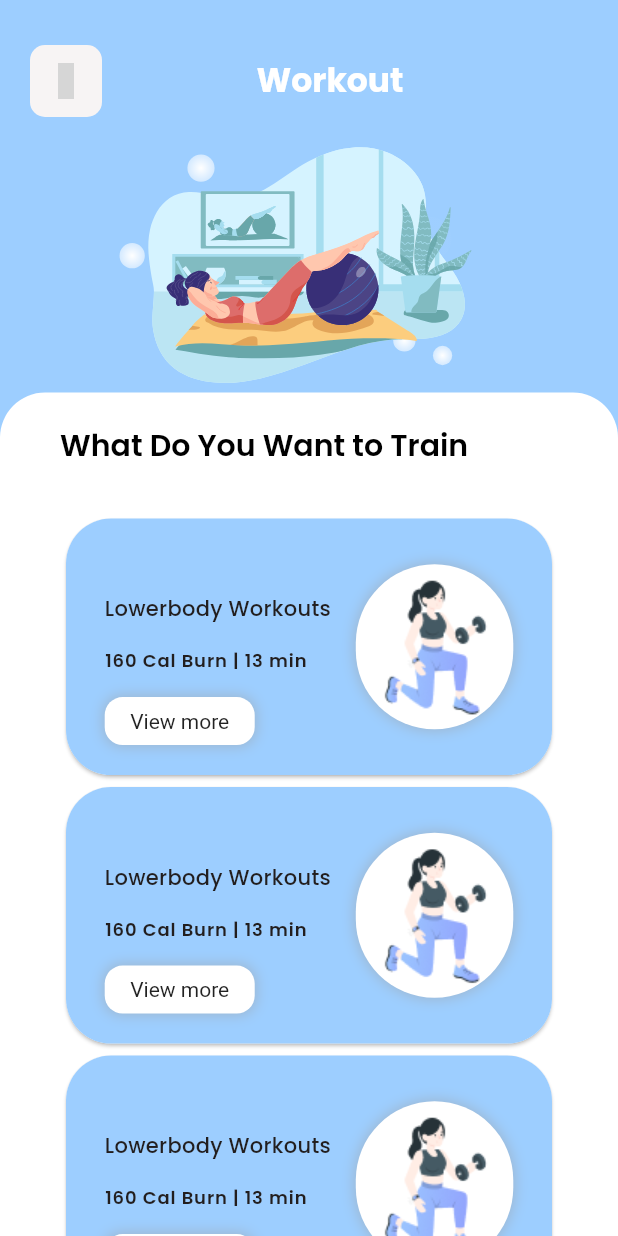
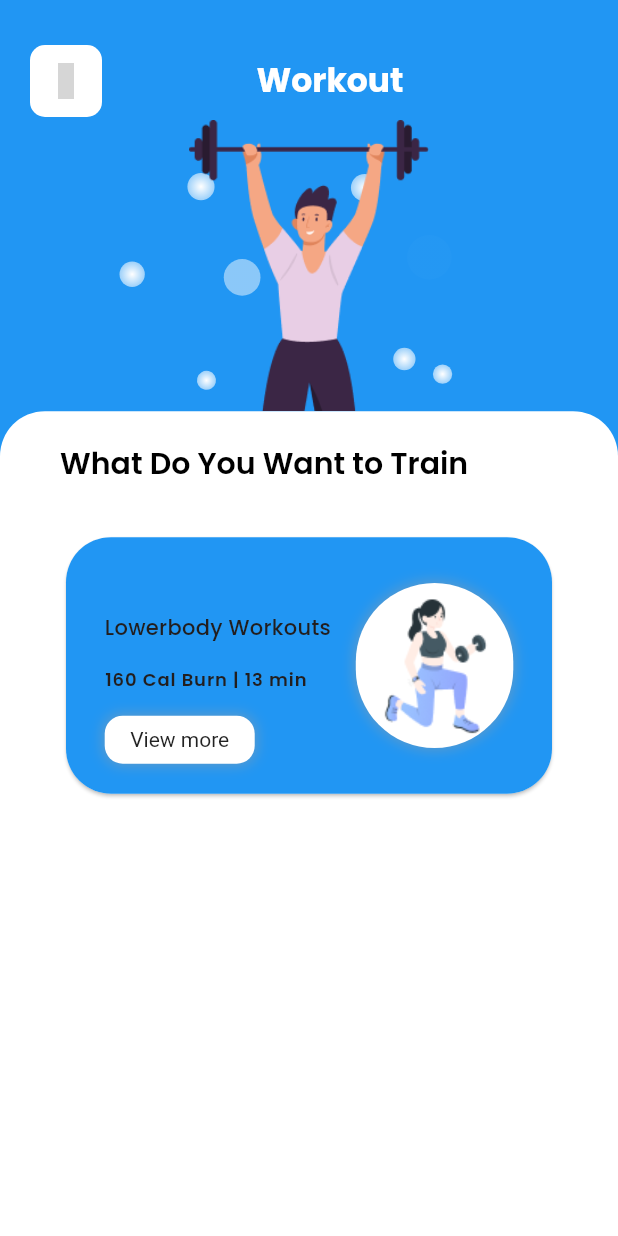
Before and after one commit to shakeerk123/FitlifePro, a Flutter app: the WorkoutScreen screen opened directly, on a phone screen of 412 x 824 dp. Run offline on Flutter 3.47's test engine with Material 2 defaults, Android fonts, the phone set to English and light mode, and no system bars; our stand-ins replace carousel_slider, fl_chart, get, google_nav_bar, iconly, lottie and 1 more; missing offline and left inert: intro_screen_onboarding_flutter; grey boxes are pictures that could not be loaded.

```diff
--- a/lib/app/view/register/success_registration.dart
+++ b/lib/app/view/register/view/success_registration.dart
@@ -2,8 +2,8 @@ import 'package:fitness_app/app/view/home/homepage.dart';
 import 'package:fitness_app/utils/path_constants.dart';
 import 'package:flutter/material.dart';
 import 'package:get/get.dart';
-import '../../../utils/color.dart';
-import '../../../utils/text_constanst.dart';
+import '../../../../utils/color.dart';
+import '../../../../utils/text_constanst.dart';
 
 
 class SuccessRegistrationScreen extends StatelessWidget {
--- a/lib/app/view/workout_tracker/workouttracker_screen.dart
+++ b/lib/app/view/workout_tracker/workouttracker_screen.dart
@@ -1,6 +1,5 @@
+import 'package:fitness_app/app/view/Gnav/gnav_navigation.dart';
 import 'package:fitness_app/app/view/home/homepage.dart';
-import 'package:fitness_app/utils/color.dart';
-
 import 'package:fitness_app/utils/text_constanst.dart';
 import 'package:flutter/material.dart';
 import 'package:get/get.dart';
@@ -11,30 +10,27 @@ import '../../../utils/path_constants.dart';
 import '../../../widgets/home_widgets/homepagemaincard.dart';
 
 class WorkoutScreen extends StatelessWidget {
-  const WorkoutScreen({super.key});
+  const WorkoutScreen({Key? key}) : super(key: key);
 
   @override
   Widget build(BuildContext context) {
-    return SafeArea(
-      child: Scaffold(
-
-        backgroundColor: FitnessAppColors.logoColor2,
+    return Scaffold(
+      backgroundColor: Colors.blue, // Replace with your desired background color
       body: Column(
         children: [
           Stack(
             children: [
               Padding(
-                  padding: const EdgeInsets.only(top: 90, left: 45, right: 45),
+                padding: const EdgeInsets.only(top: 80, left: 45, right: 45),
                 child: Container(
                   width: double.infinity,
-                    color: FitnessAppColors.logoColor2,
+                  color: Colors.blue, // Replace with your desired background color
                   child: Stack(
-                      alignment: Alignment.center,
+                    alignment: Alignment.bottomCenter,
                     children: [
                       // Workout animation
                       Lottie.asset(AppPaths.particleLottie, width: 400),
-                        Lottie.asset(AppPaths.workoutvectorImage,
-                            width: 220), // Particle animation
+                      Image.asset(AppPaths.workoutvectorImage, width: 160), // Particle animation
                     ],
                   ),
                 ),
@@ -50,12 +46,12 @@ class WorkoutScreen extends StatelessWidget {
                       padding: const EdgeInsets.only(left: 20),
                       child: Container(
                         decoration: BoxDecoration(
-                            color: FitnessAppColors.box,
+                          color: Colors.white, // Replace with your desired color
                           borderRadius: BorderRadius.circular(10),
                         ),
                         child: IconButton(
                           onPressed: () {
-                              Get.to(const HomeScreen());
+                            Get.to(const GnavNavigation());
                           },
                           icon: const Icon(IconlyLight.arrow_left_2),
                         ),
@@ -63,11 +59,11 @@ class WorkoutScreen extends StatelessWidget {
                     ),
                     const Text(
                       "Workout",
-                        style: FontConstants.namesmallSizewhite,
+                      style:FontConstants.namesmallSizewhite ,
                     ),
                     const SizedBox(
-                          width:
-                              40), // You can add other widgets here if needed
+                      width: 40,
+                    ),
                   ],
                 ),
               ),
@@ -75,64 +71,45 @@ class WorkoutScreen extends StatelessWidget {
           ),
           Expanded(
             child: Container(
-                decoration:  const BoxDecoration(
-                  color: Colors.white,
-                  borderRadius: BorderRadius.only(
+              decoration: BoxDecoration(
+                color: Colors.white, // Replace with your desired background color
+                borderRadius: const BorderRadius.only(
                   topLeft: Radius.circular(30),
                   topRight: Radius.circular(30),
                 ),
               ),
               width: double.infinity,
-                child:  Padding(
+              child: Padding(
                 padding: const EdgeInsets.only(top: 20, left: 40, right: 40),
-                  child: SingleChildScrollView(physics: const BouncingScrollPhysics(),
                 child: Column(
                   crossAxisAlignment: CrossAxisAlignment.start,
                   children: [
                     const Text(
                       "What Do You Want to Train",
-                          style: FontConstants.thinBold,
+                      style:FontConstants.thinBold,
                     ),
                     const SizedBox(
                       height: 30,
                     ),
-                        GestureDetector(onTap: ( ){
+                    GestureDetector(
+                      onTap: () {
                         Get.to(const HomeScreen());
                       },
                       child: const HomePageCard(
-                            colour: FitnessAppColors.logoColor2,
+                        colour: Colors.blue, // Replace with your desired color
                         imagePath: 'assets/images/Vector (1).png',
                         subTitle: '160 Cal Burn | 13 min',
                         title: 'Lowerbody Workouts',
                       ),
                     ),
-                        const HomePageCard(
-                          colour: FitnessAppColors.logoColor2,
-                          imagePath: 'assets/images/Vector (1).png',
-                          subTitle: '160 Cal Burn | 13 min',
-                          title: 'Lowerbody Workouts',
-                        ),
-                        const HomePageCard(
-                          colour: FitnessAppColors.logoColor2,
-                          imagePath: 'assets/images/Vector (1).png',
-                          subTitle: '160 Cal Burn | 13 min',
-                          title: 'Lowerbody Workouts',
-                        ),
-                        const HomePageCard(
-                          colour: FitnessAppColors.logoColor2,
-                          imagePath: 'assets/images/Vector (1).png',
-                          subTitle: '160 Cal Burn | 13 min',
-                          title: 'Lowerbody Workouts',
-                        ),
+                    // Add more HomePageCard widgets as needed
                   ],
-                    ),
                 ),
               ),
             ),
           ),
         ],
       ),
-      ),
     );
   }
 }
--- a/lib/utils/path_constants.dart
+++ b/lib/utils/path_constants.dart
@@ -10,7 +10,7 @@ class AppPaths {
   static const String registerImage = '${imagePath}VectorSection.png';
   static const String successRegisterImage = '${imagePath}Group.png';
   static const String weightImage = '${imagePath}Weights.gif';
-  static const String workoutvectorImage = '${imagePath}fitness.json';
+  static const String workoutvectorImage = '${imagePath}barbell.png';
   static const String particleLottie = '${imagePath}overlay (2).json';
 
   // Fonts
--- a/lib/widgets/home_widgets/gridwidget.dart
+++ b/lib/widgets/home_widgets/gridwidget.dart
@@ -13,7 +13,7 @@ class GridWidget extends StatelessWidget {
   @override
   Widget build(BuildContext context) {
     return Padding(
-      padding: const EdgeInsets.symmetric(horizontal: 40, vertical: 40),
+      padding: const EdgeInsets.symmetric(horizontal: 30, vertical: 30),
       child: GridView(
         gridDelegate: const SliverGridDelegateWithFixedCrossAxisCount(
           mainAxisSpacing: 25,
```
Also changed, not shown: lib/app/view/Gnav/gnav_navigation.dart (+14 -14 lines), lib/app/view/register/binding/register_bindings.dart (added, +10 -0 lines), lib/app/view/register/controller/register_con.dart (added, +56 -0 lines), lib/app/view/register/view/register_page1.dart (renamed from lib/app/view/register/register_page1.dart, +33 -31 lines), lib/app/view/register/view/register_page2.dart (renamed from lib/app/view/register/register_page2.dart, +4 -4 lines), lib/main.dart (+5 -3 lines), lib/widgets/register_widgets/textformfield_widget.dart (+20 -16 lines), assets/images/barbell.png (added). Lines whose indentation alone changed are shown as unchanged.
